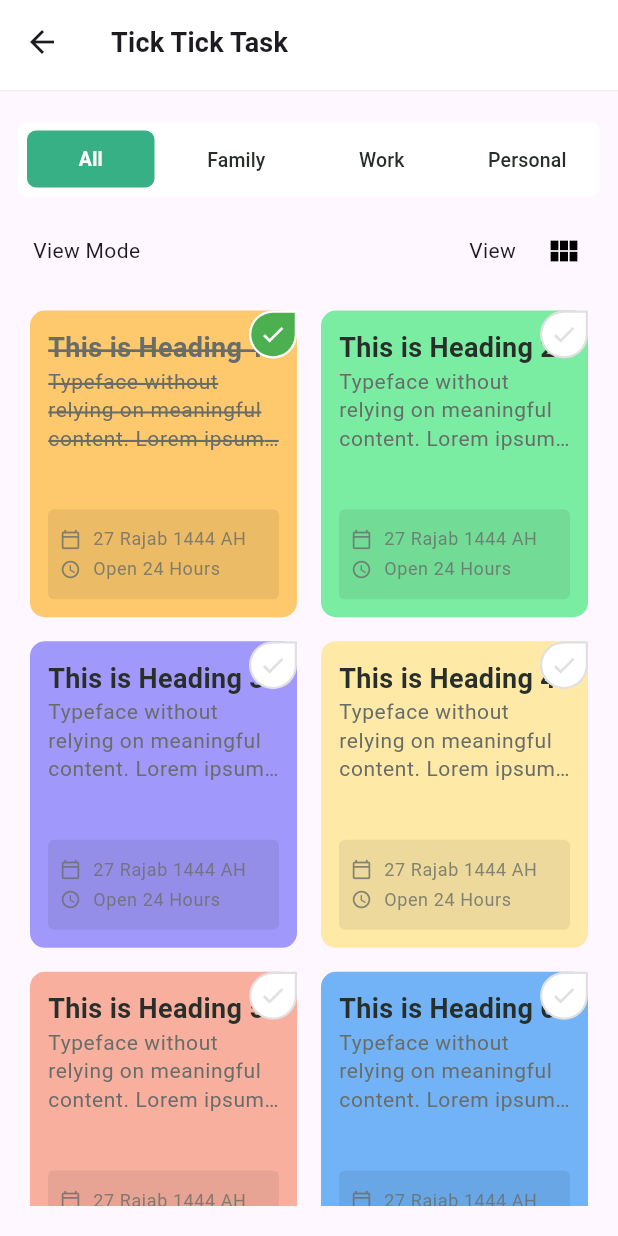
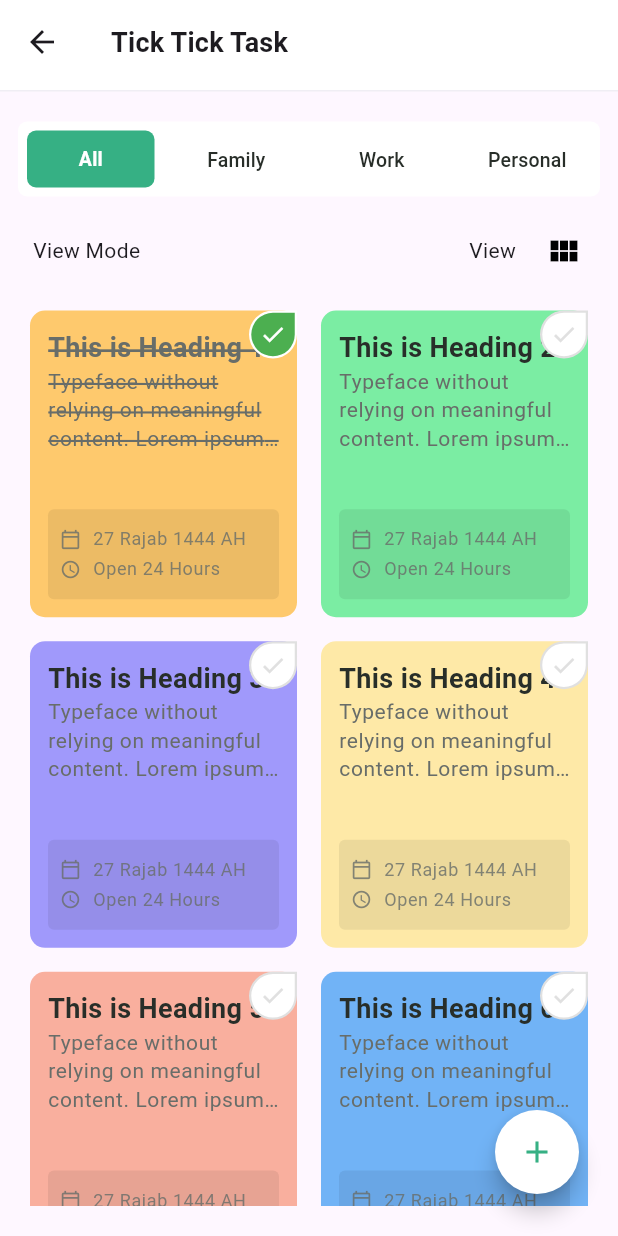
Before and after one commit to shakilmahmud10/Muslim_Prime, a Flutter app: the TicktickTask screen opened directly, on a phone screen of 412 x 824 dp. Run offline on Flutter 3.47's test engine with Material 3 defaults, Android fonts, the phone set to English and light mode, and no system bars.

Commit message:
create task init

```diff
--- /dev/null
+++ b/lib/core/custom_library/custom_floating_button/custom_floating_button.dart
@@ -0,0 +1 @@
+export 'custom_floating_button_widget.dart';
--- /dev/null
+++ b/lib/core/custom_library/custom_floating_button/custom_floating_button_widget.dart
@@ -0,0 +1,86 @@
+import 'package:flutter/material.dart';
+import 'package:muslim_prime_ui/core/config/app_color.dart';
+
+/// A customizable floating action button widget
+///
+/// This widget allows users to customize:
+/// - Icon (default: add icon)
+/// - Icon Color (default: app's primary color)
+/// - Background Color (default: white)
+class CustomFloatingButton extends StatelessWidget {
+  const CustomFloatingButton({
+    super.key,
+    this.onPressed,
+    this.icon,
+    this.iconColor,
+    this.backgroundColor,
+    this.elevation = 6.0,
+    this.heroTag,
+    this.tooltip,
+    this.mini = false,
+    this.borderRadius,
+    this.shadowColor,
+  });
+
+  /// Callback function when button is pressed
+  final VoidCallback? onPressed;
+
+  /// Custom icon (default: Icons.add)
+  final IconData? icon;
+
+  /// Color of the icon (default: app's primary color)
+  final Color? iconColor;
+
+  /// Background color of the FAB (default: white)
+  final Color? backgroundColor;
+
+  /// Elevation of the FAB
+  final double elevation;
+
+  /// Hero tag for Hero animations
+  final Object? heroTag;
+
+  /// Tooltip text
+  final String? tooltip;
+
+  /// Whether to use mini FAB
+  final bool mini;
+
+  /// Border radius of the FAB
+  final double? borderRadius;
+
+  /// Shadow color of the FAB
+  final Color? shadowColor;
+
+  @override
+  Widget build(BuildContext context) {
+    // final theme = Theme.of(context);
+
+    Widget fab = FloatingActionButton(
+      onPressed: onPressed,
+      backgroundColor: backgroundColor ?? Colors.white,
+      elevation: elevation,
+      heroTag: heroTag,
+      tooltip: tooltip,
+      mini: mini,
+      shape: borderRadius != null
+          ? RoundedRectangleBorder(
+              borderRadius: BorderRadius.circular(borderRadius!),
+            )
+          : null,
+      child: Icon(
+        icon ?? Icons.add,
+        color: iconColor ?? AppColor.primaryColorLight100,
+      ),
+    );
+
+    if (shadowColor != null) {
+      return Theme(
+        data: Theme.of(context).copyWith(shadowColor: shadowColor),
+        child: fab,
+      );
+    }
+
+    return fab;
+  }
+}
--- a/lib/features/taskmanager/ticktick_task.dart
+++ b/lib/features/taskmanager/ticktick_task.dart
@@ -5,7 +5,9 @@ import 'package:muslim_prime_ui/core/config/app_color.dart';
 import 'package:muslim_prime_ui/core/custom_library/custom_app_bar/custom_app_bar_widget.dart';
 import 'package:muslim_prime_ui/core/custom_library/custom_tab_bar/custom_tab_bar.dart';
 import 'package:muslim_prime_ui/core/custom_library/custom_task_list/custom_task_list.dart';
-import 'package:muslim_prime_ui/core/static/ui_const.dart'; // twelvePx, twentyPx এর জন্য
+import 'package:muslim_prime_ui/core/custom_library/custom_floating_button/custom_floating_button.dart';
+import 'package:muslim_prime_ui/core/static/ui_const.dart';
+import 'package:muslim_prime_ui/features/taskmanager/create_task.dart'; // twelvePx, twentyPx এর জন্য
 
 class TicktickTask extends StatefulWidget {
   const TicktickTask({super.key});
@@ -107,10 +109,7 @@ class _TicktickTaskState extends State<TicktickTask>
   @override
   Widget build(BuildContext context) {
     return Scaffold(
-      appBar: CustomAppBar(
-        title: 'Tick Tick Task',
-        isRoot: true,
-      ),
+      appBar: CustomAppBar(title: 'Tick Tick Task', isRoot: true),
       body: Padding(
         padding: const EdgeInsets.symmetric(
           horizontal: twelvePx,
@@ -171,9 +170,27 @@ class _TicktickTaskState extends State<TicktickTask>
           ],
         ),
       ),
-      // FAB (আপনার আগের ধাপের মতো)
-      // floatingActionButton: CustomTaskListFAB(onTap: () {}),
-      // floatingActionButtonLocation: FloatingActionButtonLocation.endFloat,
+      // FAB using CustomFloatingButton
+      floatingActionButton: Padding(
+        padding: const EdgeInsets.only(bottom: 12.0, right: 10.0),
+        child: CustomFloatingButton(
+          onPressed: () {
+            // Add task functionality here
+            // print('Add task button pressed');
+            Navigator.push(
+              context,
+              MaterialPageRoute(builder: (context) => const CreateTask()),
+            );
+          },
+
+          // Using default values:
+          // icon: Icons.add (default)
+          // iconColor: Theme primary color (default)
+          // backgroundColor: white (default)
+          borderRadius: thirtyFivePx,
+        ),
+      ),
+      floatingActionButtonLocation: FloatingActionButtonLocation.endFloat,
     );
   }
 
```
Also changed, not shown: lib/core/custom_library/custom_nav_bar/create_task_bottom_bar.dart (added, +78 -0 lines), lib/features/taskmanager/create_task.dart (added, +87 -0 lines).
